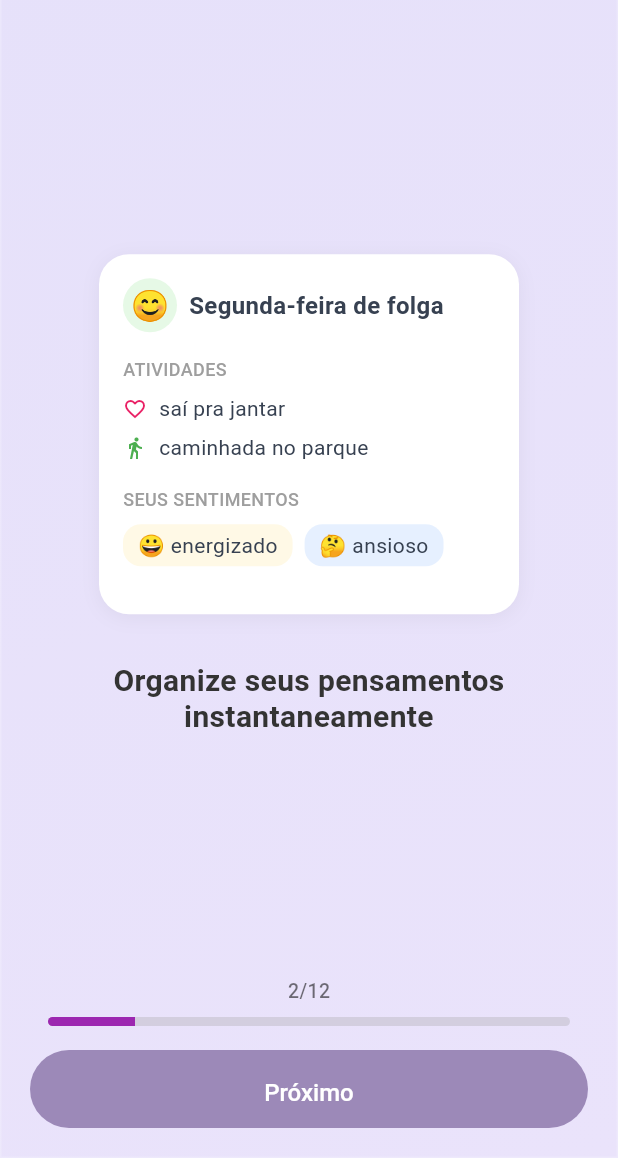
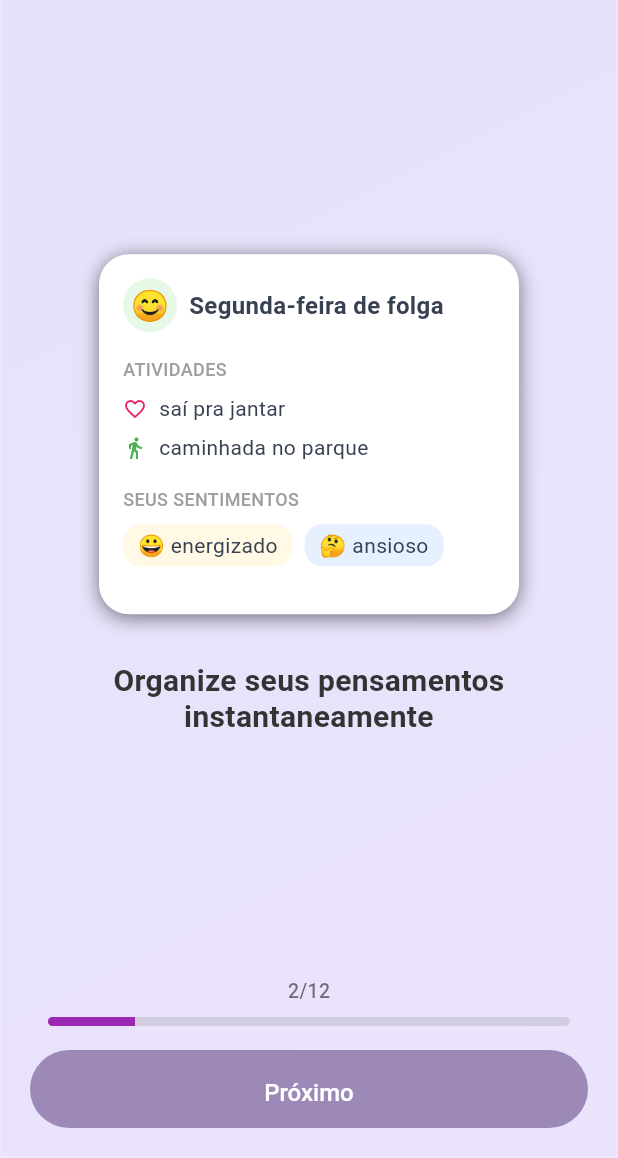
Before and after one commit to nolabru/calmav1, a Flutter app: the OnboardingScreen screen opened by its route, after a tap on "Voltar", after a tap on "Começar", after a tap on "Próximo", on a phone screen of 412 x 824 dp, the part 78-1236 px from its top. Run offline on Flutter 3.47's test engine with Material 3 defaults, Android fonts, the phone set to English and light mode, and no system bars; our stand-ins replace dartz, flutter_animate, flutter_dotenv, get_it, go_router, permission_handler and 1 more; missing offline and left inert: flutter_sound; accounts and stored records are empty; network calls fail.

```diff
--- a/lib/features/auth/presentation/screens/forgot_password_screen.dart
+++ b/lib/features/auth/presentation/screens/forgot_password_screen.dart
@@ -324,7 +324,7 @@ class _ForgotPasswordScreenState extends State<ForgotPasswordScreen>
       height: double.infinity,
       decoration: BoxDecoration(
         border: Border.all(
-          color: Colors.white.withValues(alpha: 0.2),
+          color: Colors.white.withOpacity(0.2),
           width: 1.0,
         ),
       ),
--- a/lib/features/auth/presentation/screens/login_screen.dart
+++ b/lib/features/auth/presentation/screens/login_screen.dart
@@ -204,7 +204,7 @@ class _LoginScreenState extends State<LoginScreen> with MixinsUtils {
       height: double.infinity,
       decoration: BoxDecoration(
         border: Border.all(
-          color: Colors.white.withValues(alpha: 0.2),
+          color: Colors.white.withOpacity(0.2),
           width: 1.0,
         ),
       ),
--- a/lib/features/auth/presentation/screens/signup_screen.dart
+++ b/lib/features/auth/presentation/screens/signup_screen.dart
@@ -329,7 +329,7 @@ class _SignUpScreenState extends State<SignUpScreen> with MixinsUtils {
       height: double.infinity,
       decoration: BoxDecoration(
         border: Border.all(
-          color: Colors.white.withValues(alpha: 0.2),
+          color: Colors.white.withOpacity(0.2),
           width: 1.0,
         ),
       ),
--- a/lib/features/insights/insights_screen.dart
+++ b/lib/features/insights/insights_screen.dart
@@ -200,7 +200,7 @@ class _InsightsScreenState extends State<InsightsScreen> {
                             ),
                             boxShadow: [
                               BoxShadow(
-                                color: Colors.black.withValues(alpha: 0.05),
+                                color: Colors.black.withOpacity(0.5),
                                 blurRadius: 10,
                                 offset: const Offset(0, -2),
                               ),
@@ -262,7 +262,7 @@ class _InsightsScreenState extends State<InsightsScreen> {
         borderRadius: BorderRadius.circular(16),
         boxShadow: [
           BoxShadow(
-            color: Colors.black.withValues(alpha: 0.05),
+            color: Colors.black.withOpacity(0.5),
             blurRadius: 8,
             offset: const Offset(0, 2),
           ),
@@ -276,7 +276,7 @@ class _InsightsScreenState extends State<InsightsScreen> {
               Container(
                 padding: const EdgeInsets.all(8),
                 decoration: BoxDecoration(
-                  color: iconColor.withValues(alpha: 0.1),
+                  color: iconColor.withOpacity(0.1),
                   borderRadius: BorderRadius.circular(10),
                 ),
                 child: Icon(icon, color: iconColor, size: 20),
--- a/lib/features/onboarding/presentation/components/audio_wave_visualization.dart
+++ b/lib/features/onboarding/presentation/components/audio_wave_visualization.dart
@@ -136,7 +136,7 @@ class _AudioWaveVisualizationState extends State<AudioWaveVisualization>
               width: 3,
               height: _animations[index].value,
               decoration: BoxDecoration(
-                color: widget.color.withValues(alpha: 0.7),
+                color: widget.color.withOpacity(0.7),
                 borderRadius: BorderRadius.circular(4),
               ),
             );
@@ -326,8 +326,8 @@ class WaveformPainter extends CustomPainter {
       // Cria um gradiente para um efeito mais delicado
       final paint =
           Paint()
-            ..color = color.withValues(
-              alpha: 0.4 * amplitude,
+            ..color = color.withOpacity(
+              0.4 * amplitude,
             ) // Opacidade reduzida
             ..style = PaintingStyle.fill
             ..strokeCap = StrokeCap.round;
--- a/lib/features/onboarding/presentation/components/diary_card_widget.dart
+++ b/lib/features/onboarding/presentation/components/diary_card_widget.dart
@@ -13,7 +13,7 @@ class DiaryCardWidget extends StatelessWidget {
         borderRadius: BorderRadius.circular(20),
         boxShadow: [
           BoxShadow(
-            color: Colors.black.withValues(alpha: 0.05),
+            color: Colors.black.withOpacity(0.5),
             blurRadius: 10,
             offset: const Offset(0, 2),
           ),
--- a/lib/features/onboarding/presentation/components/onboarding_content_model.dart
+++ b/lib/features/onboarding/presentation/components/onboarding_content_model.dart
@@ -162,7 +162,7 @@ final List<OnboardingContentModel> onboardingData = [
         borderRadius: BorderRadius.circular(16),
         boxShadow: [
           BoxShadow(
-            color: Colors.black.withValues(alpha: 0.05),
+            color: Colors.black.withOpacity(0.5),
             blurRadius: 10,
             offset: const Offset(0, 2),
           ),
--- a/lib/features/onboarding/presentation/components/onboarding_screen_builder.dart
+++ b/lib/features/onboarding/presentation/components/onboarding_screen_builder.dart
@@ -194,7 +194,7 @@ class OnboardingScreenBuilder {
                     borderRadius: BorderRadius.circular(20.0),
                     boxShadow: [
                       BoxShadow(
-                        color: Colors.black.withValues(alpha: 0.03),
+                        color: Colors.black.withOpacity(0.03),
                         blurRadius: 5,
                         offset: const Offset(0, 2),
                       ),
@@ -252,7 +252,7 @@ class OnboardingScreenBuilder {
                     borderRadius: BorderRadius.circular(24),
                     boxShadow: [
                       BoxShadow(
-                        color: Colors.black.withValues(alpha: 0.1),
+                        color: Colors.black.withOpacity(0.1),
                         blurRadius: 4,
                         offset: const Offset(0, 2),
                       ),
@@ -312,7 +312,7 @@ class OnboardingScreenBuilder {
                   borderRadius: BorderRadius.circular(20),
                   boxShadow: [
                     BoxShadow(
-                      color: Colors.black.withValues(alpha: 0.05),
+                      color: Colors.black.withOpacity(0.5),
                       blurRadius: 10,
                       offset: const Offset(0, 2),
                     ),
@@ -1370,7 +1370,7 @@ class OnboardingScreenBuilder {
                       width: 64,
                       height: 64,
                       decoration: BoxDecoration(
-                        color: Colors.red.withValues(alpha: 0.1),
+                        color: Colors.red.withOpacity(0.1),
                         shape: BoxShape.circle,
                       ),
                       child: const Icon(
@@ -1491,7 +1491,7 @@ class OnboardingScreenBuilder {
                                   horizontal: 16,
                                 ),
                                 decoration: BoxDecoration(
-                                  color: Colors.white.withValues(alpha: 0.5),
+                                  color: Colors.white.withOpacity(0.5),
                                   borderRadius: BorderRadius.circular(12),
                                 ),
                                 child: const Row(
--- a/lib/features/onboarding/presentation/components/stats_card_widget.dart
+++ b/lib/features/onboarding/presentation/components/stats_card_widget.dart
@@ -13,7 +13,7 @@ class StatsCardWidget extends StatelessWidget {
         borderRadius: BorderRadius.circular(20),
         boxShadow: [
           BoxShadow(
-            color: Colors.black.withValues(alpha: 0.05),
+            color: Colors.black.withOpacity(0.5),
             blurRadius: 10,
             offset: const Offset(0, 2),
           ),
@@ -73,7 +73,7 @@ class StatsCardWidget extends StatelessWidget {
             borderRadius: BorderRadius.circular(10),
             child: LinearProgressIndicator(
               value: 0.7,
-              backgroundColor: Colors.blue.withValues(alpha: 0.1),
+              backgroundColor: Colors.blue.withOpacity(0.1),
               valueColor: const AlwaysStoppedAnimation<Color>(
                 Color(0xFF92CAFF),
               ),
@@ -110,8 +110,8 @@ class StatsCardWidget extends StatelessWidget {
           decoration: BoxDecoration(
             color:
                 isCompleted
-                    ? Colors.green.withValues(alpha: 0.1)
-                    : Colors.grey.withValues(alpha: 0.1),
+                    ? Colors.green.withOpacity(0.01)
+                    : Colors.grey.withOpacity(0.01),
             shape: BoxShape.circle,
           ),
           child: Center(
--- a/lib/features/onboarding/presentation/screens/onboarding_screen.dart
+++ b/lib/features/onboarding/presentation/screens/onboarding_screen.dart
@@ -361,7 +361,7 @@ class _OnboardingScreenState extends State<OnboardingScreen> {
             borderRadius: BorderRadius.circular(10),
             child: LinearProgressIndicator(
               value: (_currentPage + 1) / _totalPages,
-              backgroundColor: Colors.grey.withValues(alpha: 0.3),
+              backgroundColor: Colors.grey.withOpacity(0.3),
               valueColor: const AlwaysStoppedAnimation<Color>(Colors.purple),
               minHeight: 6,
             ),
@@ -391,7 +391,7 @@ class _OnboardingScreenState extends State<OnboardingScreen> {
               foregroundColor: Colors.white,
               elevation: 0,
               // Adiciona cor de desabilitado
-              disabledBackgroundColor: Colors.grey.withValues(alpha: 0.3),
+              disabledBackgroundColor: Colors.grey.withOpacity(0.3),
               disabledForegroundColor: Colors.white70,
               shape: RoundedRectangleBorder(
                 borderRadius: BorderRadius.circular(26),
@@ -417,7 +417,7 @@ class _OnboardingScreenState extends State<OnboardingScreen> {
       height: double.infinity,
       decoration: BoxDecoration(
         border: Border.all(
-          color: Colors.white.withValues(alpha: 0.2),
+          color: Colors.white.withOpacity(0.2),
           width: 1.0,
         ),
       ),
--- a/lib/features/onboarding/presentation/screens/welcome_screen.dart
+++ b/lib/features/onboarding/presentation/screens/welcome_screen.dart
@@ -76,7 +76,7 @@ class WelcomeScreen extends StatelessWidget {
               width: 200,
               height: 200,
               decoration: BoxDecoration(
-                color: AppColors.calmaBlue.withValues(alpha: 0.2),
+                color: AppColors.calmaBlue.withOpacity(0.2),
                 borderRadius: BorderRadius.circular(100),
               ),
             ).animate().blurXY(
@@ -90,7 +90,7 @@ class WelcomeScreen extends StatelessWidget {
                 width: 150,
                 height: 150,
                 decoration: BoxDecoration(
-                  color: AppColors.calmaBlueDark.withValues(alpha: 0.1),
+                  color: AppColors.calmaBlueDark.withOpacity(0.1),
                   borderRadius: BorderRadius.circular(100),
                 ),
               ).animate().blurXY(
@@ -113,7 +113,7 @@ class WelcomeScreen extends StatelessWidget {
           decoration: BoxDecoration(
             borderRadius: BorderRadius.circular(24),
             border: Border.all(
-              color: AppColors.calmaBlueDark.withValues(alpha: 0.2),
+              color: AppColors.calmaBlueDark.withOpacity(0.2),
               width: 1.0,
             ),
           ),
@@ -147,7 +147,7 @@ class WelcomeScreen extends StatelessWidget {
                         width: 200,
                         height: 80,
                         decoration: BoxDecoration(
-                          color: AppColors.calmaBlue.withValues(alpha: 0.8),
+                          color: AppColors.calmaBlue.withOpacity(0.8),
                           borderRadius: BorderRadius.circular(16),
                         ),
                         alignment: Alignment.center,
@@ -198,7 +198,7 @@ class WelcomeScreen extends StatelessWidget {
               PrimaryButton(
                 text: "Começar",
                 onPressed: onGetStarted,
-                backgroundColor: Colors.white.withValues(alpha: 0.2),
+                backgroundColor: Colors.white.withOpacity(0.2),
                 textColor: AppColors.gray700,
                 height: 52,
                 borderRadius: 50,
@@ -225,7 +225,7 @@ class WelcomeScreen extends StatelessWidget {
                   textAlign: TextAlign.center,
                   text: TextSpan(
                     style: AppTextStyles.caption.copyWith(
-                      color: AppColors.gray600.withValues(alpha: 0.9),
+                      color: AppColors.gray600.withOpacity(0.9),
                     ),
                     children: [
                       const TextSpan(
--- a/lib/presentation/common_widgets/input_field.dart
+++ b/lib/presentation/common_widgets/input_field.dart
@@ -171,7 +171,7 @@ class _InputFieldState extends State<InputField> {
                 !widget.enabled
                     ? AppColors.gray100
                     : _isFocused
-                    ? AppColors.calmaBlueLight.withValues(alpha: 0.2)
+                    ? AppColors.calmaBlueLight.withOpacity(0.2)
                     : AppColors.gray50,
             contentPadding: const EdgeInsets.symmetric(
               horizontal: 16,
--- a/lib/presentation/common_widgets/primary_button.dart
+++ b/lib/presentation/common_widgets/primary_button.dart
@@ -74,7 +74,7 @@ class PrimaryButton extends StatelessWidget {
           decoration: BoxDecoration(
             color:
                 isDisabled
-                    ? effectiveBackgroundColor.withValues(alpha: 0.6)
+                    ? effectiveBackgroundColor.withOpacity(0.2)
                     : effectiveBackgroundColor,
             borderRadius: BorderRadius.circular(borderRadius),
           ),
```
Also changed, not shown: lib/features/aia/aia_screen.dart (+80 -73 lines), lib/features/aia/services/audio_service.dart (+8 -11 lines), lib/features/aia/services/openai_realtime_service.dart (+159 -57 lines), lib/features/auth/presentation/screens/email_confirmation_screen.dart (+4 -4 lines), pubspec.yaml (+4 -3 lines), pubspec.lock, 1 other file.
